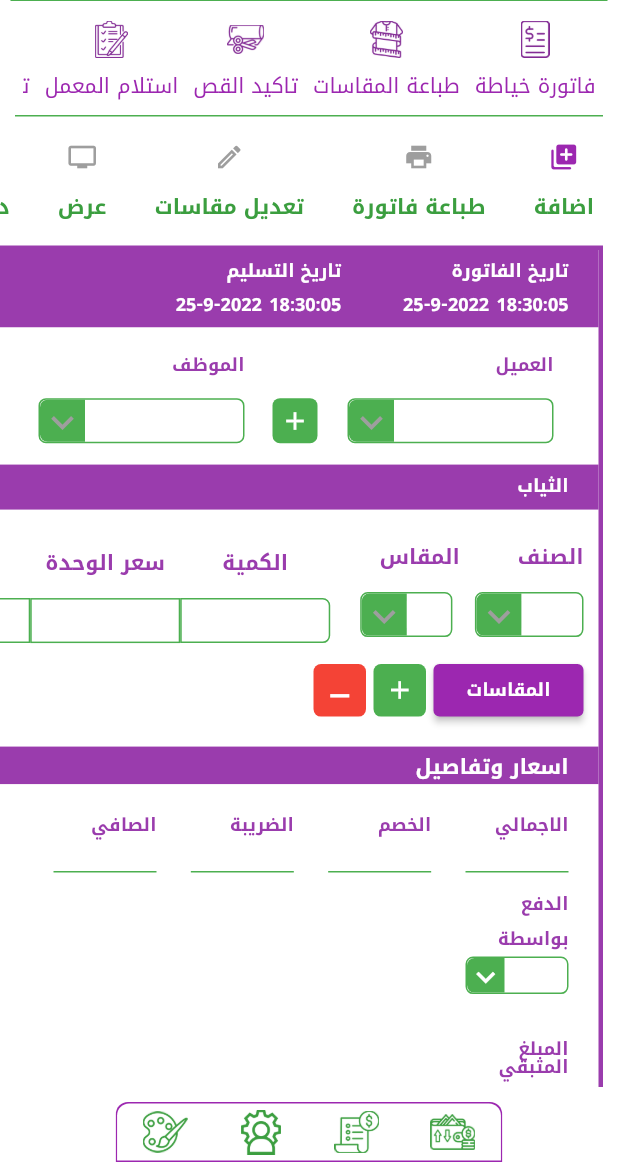
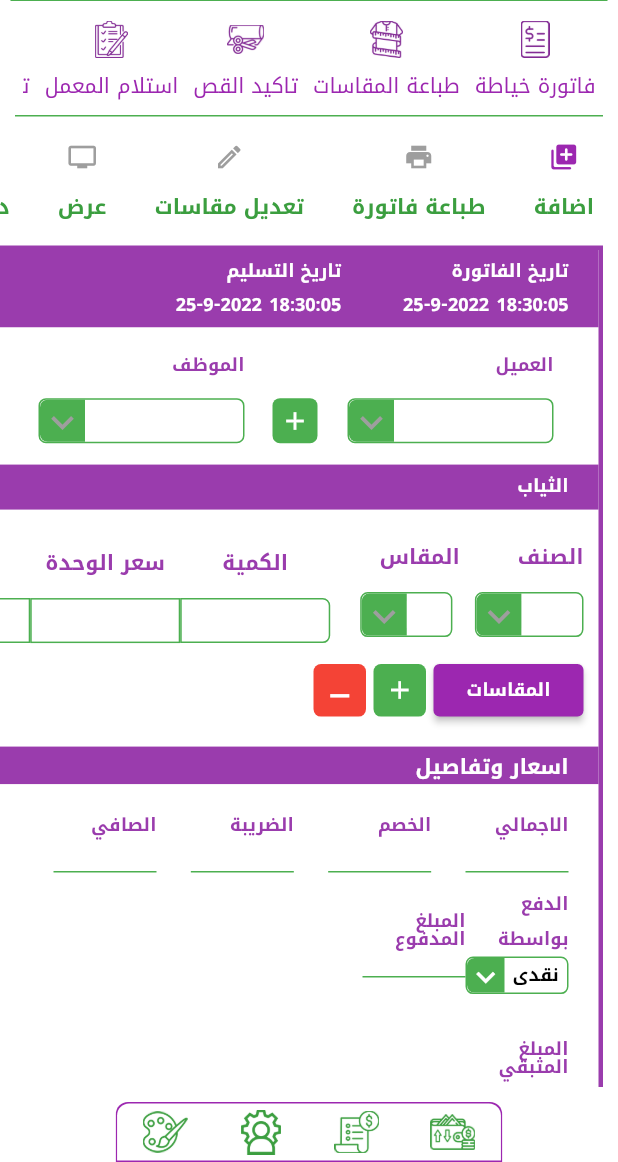
Before and after one commit to omarzezo/Trailor, a Flutter app: the MobileHome screen opened directly, on a phone screen of 412 x 824 dp, the part 74-1236 px from its top. Run offline on Flutter 3.47's test engine with Material 2 defaults, Android fonts, the phone set to English and light mode, and no system bars; drawn by our look-alikes of dropdown_button2; our stand-ins replace bloc, data_table_2, dio, flutter_bloc, flutter_spinkit, fluttertoast and 2 more; accounts and stored records are empty; network calls fail; Roboto replaces fonts that are missing (Noto Kufi Arabic).

Commit message:
drop down change money

```diff
--- a/lib/Controller/Cubit/Cubit.dart
+++ b/lib/Controller/Cubit/Cubit.dart
@@ -126,7 +126,7 @@ class LoginCubit extends Cubit<LoginState> {
     "بطاقة إئتمان",
     "شيك بنكى",
   ];
-  String? fixedPaymentType;
+  String? fixedPaymentType="نقدى";
 
   // captureBoundary() async {
   //   Uint8List? pngBytes;
--- a/lib/View/sewing invoice screen/sweing_screen.dart
+++ b/lib/View/sewing invoice screen/sweing_screen.dart
@@ -1025,6 +1025,7 @@ class _SewingScreenState extends State<SewingScreen> {
                                                       child:
                                                           DropdownButtonHideUnderline(
                                                         child: DropdownButton2(
+
                                                             iconEnabledColor: Colors
                                                                 .white,
                                                             iconDisabledColor:
@@ -1081,6 +1082,7 @@ class _SewingScreenState extends State<SewingScreen> {
                                                             value: cubit
                                                                 .fixedPaymentType,
                                                             isExpanded: true,
+
                                                             onChanged: (value) {
                                                               setState(() {
                                                                 cubit.fixedPaymentType =
```
